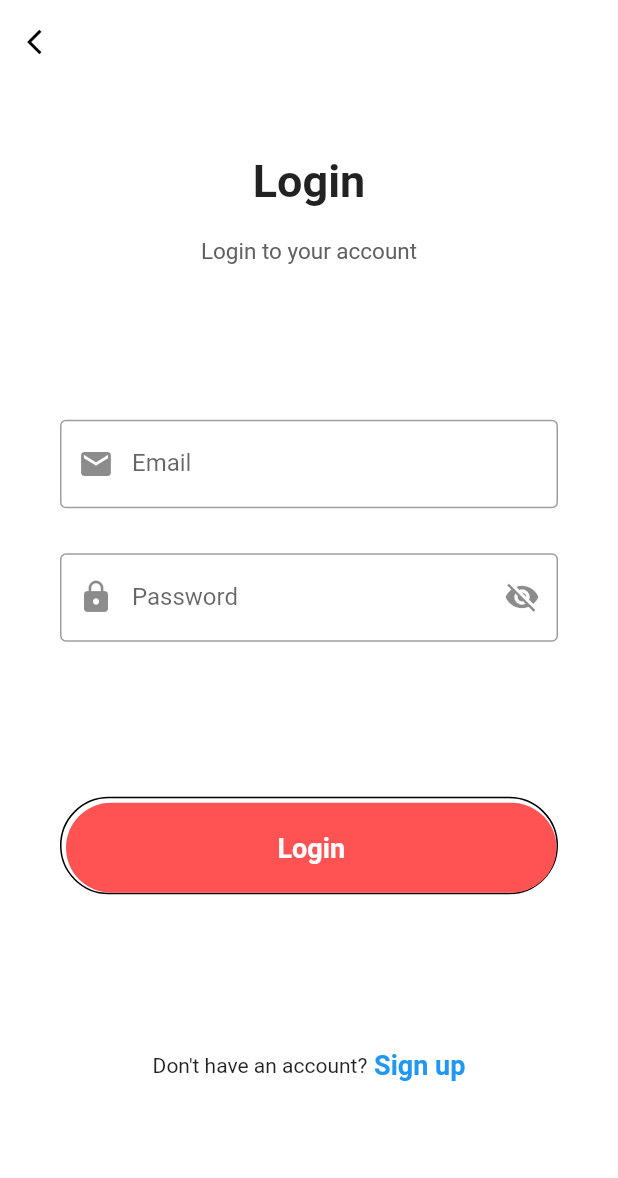
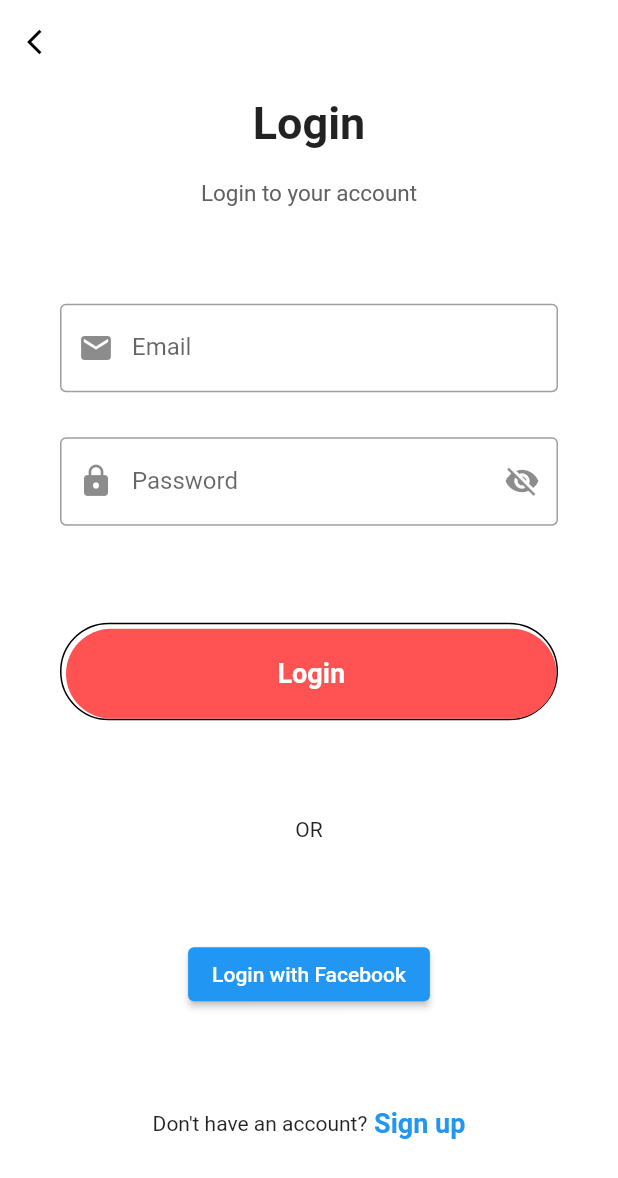
Before and after one commit to Z3N00/cegep-hybrid-course-flutter-project, a Flutter app: the screen it shows after launch, after a tap on "Login", on a phone screen of 412 x 824 dp. Shown: the top 1178 px of the screen. Run offline on Flutter 3.47's test engine with Material 2 defaults, Android fonts, the phone set to English and light mode, and no system bars; our stand-ins replace camera, carousel_slider, cloud_firestore, expandable_text, firebase_auth, firebase_core and 7 more; missing offline and left inert: flutter_facebook_auth; accounts and stored records are empty.

Commit message:
adding facebook authentication

```diff
--- a/lib/main.dart
+++ b/lib/main.dart
@@ -25,10 +25,11 @@ class MyApp extends StatelessWidget {
   const MyApp({Key? key}) : super(key: key);
 
 
+
   @override
   Widget build(BuildContext context) {
 
-    dynamic user = Provider.of<Person?>(context);
+    final user = Provider.of<Person?>(context);
     //print("user:  $user");
     return MaterialApp(
       debugShowCheckedModeBanner: false,
@@ -41,4 +42,6 @@ class MyApp extends StatelessWidget {
     );
   }
 
+
+
 }
--- a/lib/pages/signin.dart
+++ b/lib/pages/signin.dart
@@ -1,5 +1,6 @@
 import 'package:flutter/cupertino.dart';
 import 'package:flutter/material.dart';
+import 'package:flutter_facebook_auth/flutter_facebook_auth.dart';
 import 'package:fluttertoast/fluttertoast.dart';
 import 'package:provider/provider.dart';
 import 'package:social_media_app/models/user.dart';
@@ -28,12 +29,18 @@ class _LoginPageState extends State<LoginPage> {
 
   late bool _isHidden = true;
   bool loading = false;
+  bool _isLoggenIn = false;
+  AccessToken? _accessToken;
+  UserModel? _currentUser;
 
 
 
   @override
   Widget build(BuildContext context) {
-    return loading ? Loading(): Scaffold(
+
+    UserModel? user = _currentUser;
+
+    return loading ? Loading() : Scaffold(
       resizeToAvoidBottomInset: false,
       backgroundColor: Colors.white,
       appBar: AppBar(
@@ -53,7 +60,10 @@ class _LoginPageState extends State<LoginPage> {
       body: SingleChildScrollView(
         reverse: true,
         child: Container(
-          height: MediaQuery.of(context).size.height,
+          height: MediaQuery
+              .of(context)
+              .size
+              .height,
           width: double.infinity,
           child: Column(
             mainAxisAlignment: MainAxisAlignment.spaceBetween,
@@ -64,12 +74,13 @@ class _LoginPageState extends State<LoginPage> {
                   Column(
                     children: <Widget>[
                       const Text("Login",
-                        style: TextStyle(fontSize: 30, fontWeight: FontWeight.bold),),
+                        style: TextStyle(fontSize: 30, fontWeight: FontWeight
+                            .bold),),
                       const SizedBox(height: 20,),
                       Text("Login to your account",
                         style: TextStyle(
                             fontSize: 15,
-                            color:Colors.grey[700]),)
+                            color: Colors.grey[700]),)
                     ],
                   ),
                   Padding(
@@ -79,7 +90,10 @@ class _LoginPageState extends State<LoginPage> {
                       child: Column(
                         children: <Widget>[
                           TextFormField(
-                            validator: (value) => value!.isEmpty ? 'Enter an Email' : null,
+                            validator: (value) =>
+                            value!.isEmpty
+                                ? 'Enter an Email'
+                                : null,
                             decoration: const InputDecoration(
                                 border: OutlineInputBorder(
                                     borderSide: BorderSide(
@@ -91,7 +105,7 @@ class _LoginPageState extends State<LoginPage> {
                                 prefixIcon: Icon(Icons.mail)
                             ),
                             keyboardType: TextInputType.emailAddress,
-                            onChanged: (value){
+                            onChanged: (value) {
                               setState(() {
                                 email = value;
                                 //  print("Email");
@@ -104,8 +118,11 @@ class _LoginPageState extends State<LoginPage> {
                           ),
 
                           TextFormField(
-                            validator: (value) => value!.length < 6 ? 'Enter a password of 6 or more characters' : null,
-                            decoration:  InputDecoration(
+                            validator: (value) =>
+                            value!.length < 6
+                                ? 'Enter a password of 6 or more characters'
+                                : null,
+                            decoration: InputDecoration(
                                 border: const OutlineInputBorder(
                                     borderSide: BorderSide(
                                         color: Colors.blueGrey,
@@ -115,7 +132,9 @@ class _LoginPageState extends State<LoginPage> {
                                 labelText: "Password",
                                 prefixIcon: Icon(Icons.lock),
                                 suffixIcon: IconButton(
-                                icon: _isHidden ? Icon(Icons.visibility_off) : Icon(Icons.visibility),
+                                  icon: _isHidden
+                                      ? Icon(Icons.visibility_off)
+                                      : Icon(Icons.visibility),
                                   onPressed: () {
                                     setState(() {
                                       _isHidden = !_isHidden;
@@ -125,7 +144,7 @@ class _LoginPageState extends State<LoginPage> {
                             ),
                             keyboardType: TextInputType.text,
                             obscureText: _isHidden,
-                            onChanged: (value){
+                            onChanged: (value) {
                               setState(() {
                                 password = value;
                                 // print(password);
@@ -155,15 +174,17 @@ class _LoginPageState extends State<LoginPage> {
                       child: MaterialButton(
                         minWidth: double.infinity,
                         height: 60,
-                        onPressed: () async{
-                          if(_formKey.currentState!.validate()){
+                        onPressed: () async {
+                          if (_formKey.currentState!.validate()) {
                             setState(() => loading = true);
-                              dynamic result = await _auth.signInWithEmailAndPassword(email, password);
+                            dynamic result = await _auth
+                                .signInWithEmailAndPassword(email, password);
                             //dynamic  user = Provider.of<Person?>(context);
                             // print("user Value: " + user);
-                            if(result == null) {
+                            if (result == null) {
                               setState(() {
-                                error = 'Could Not Sign In With Those Credentials ';
+                                error =
+                                'Could Not Sign In With Those Credentials ';
                                 loading = false;
                                 Fluttertoast.showToast(
                                   msg: error,
@@ -171,14 +192,11 @@ class _LoginPageState extends State<LoginPage> {
                                   //gravity: ToastGravity.CENTER
                                 );
                               });
-                            }else if(result != null){
-                              Navigator.push(context, MaterialPageRoute(builder: (context) => NavigationContainer()));
+                            } else if (result != null) {
+                              Navigator.push(context, MaterialPageRoute(
+                                  builder: (context) => NavigationContainer()));
                             }
-                            // else if(user == null){
-                            //   Navigator.push(context, MaterialPageRoute(builder: (context)=> loginMain()));
-                            // }
                           }
-
                         },
                         color: Colors.redAccent,
                         elevation: 0,
@@ -199,6 +217,13 @@ class _LoginPageState extends State<LoginPage> {
                     ),
                   ),
 
+                  Text("OR"),
+
+                  ElevatedButton(
+                    child: const Text("Login with Facebook"),
+                    onPressed: signIn
+                  ),
+
 
                   Row(
                     mainAxisAlignment: MainAxisAlignment.center,
@@ -206,7 +231,7 @@ class _LoginPageState extends State<LoginPage> {
                       const Text("Don't have an account?"),
 
                       GestureDetector(
-                        child:  const Text(" Sign up",
+                        child: const Text(" Sign up",
                             style: TextStyle(
                               fontWeight: FontWeight.w600,
                               fontSize: 18,
@@ -216,7 +241,8 @@ class _LoginPageState extends State<LoginPage> {
                         ),
 
                         onTap: () {
-                          Navigator.push(context, MaterialPageRoute(builder: (context)=>SignupPage()));
+                          Navigator.push(context, MaterialPageRoute(
+                              builder: (context) => SignupPage()));
                           // print("clicked on sign up page");
                           //signupColor = Colors.black;
                         },
@@ -233,4 +259,54 @@ class _LoginPageState extends State<LoginPage> {
       ),
     );
   }
+
+Future<void> signIn() async {
+    final LoginResult result = await FacebookAuth.i.login();
+
+    if(result.status == LoginStatus.success){
+      _accessToken = result.accessToken;
+
+      final data = await FacebookAuth.i.getUserData();
+      UserModel model = UserModel.fromJson(data);
+
+      _currentUser = model;
+      setState(() {
+        Navigator.push(context, MaterialPageRoute(
+            builder: (context) => NavigationContainer()));
+      });
     }
+}
+
+}
+
+class UserModel {
+  final String? email;
+  final String? id;
+  final String? name;
+  final PictureModel? pictureModel;
+
+  const UserModel({this.name, this.pictureModel, this.email, this.id});
+
+  factory UserModel.fromJson(Map<String, dynamic> json) =>
+      UserModel(
+        email: json['email'],
+        id: json['id'] as String?,
+        name: json['name'],
+        pictureModel: PictureModel.fromJson(json['picture']['data'])
+      );
+}
+
+class PictureModel{
+  final String? url;
+  final int? width;
+  final int? height;
+
+  const PictureModel({this.width, this.height, this.url});
+
+  factory PictureModel.fromJson(Map<String, dynamic> json) =>
+      PictureModel(
+        url: json['url'],
+        width: json['width'],
+        height: json['height']
+      );
+}
--- a/lib/services/auth.dart
+++ b/lib/services/auth.dart
@@ -2,6 +2,7 @@
 
 import 'package:firebase_auth/firebase_auth.dart';
 import 'package:flutter/material.dart';
+import 'package:flutter_facebook_auth/flutter_facebook_auth.dart';
 import 'package:social_media_app/models/user.dart';
 import 'package:social_media_app/pages/loginMain.dart';
 
@@ -77,4 +78,6 @@ class AuthService {
       return null;
     }
   }
+
+
 }
--- a/lib/widgets/home_side_bar.dart
+++ b/lib/widgets/home_side_bar.dart
@@ -54,7 +54,7 @@ class _HomeSideBarState extends State<HomeSideBar> with SingleTickerProviderStat
               })
 
             },
-            child:_sideBarItem(likeButtonCliked?heart1:heart, widget.videoOne.likes.toString(), style),
+            child:_sideBarItem(likeButtonCliked ? heart1 : heart, widget.videoOne.likes.toString(), style),
             onDoubleTap: () => {
               setState((){
                 likeButtonCliked=false;
--- a/pubspec.yaml
+++ b/pubspec.yaml
@@ -35,6 +35,7 @@ dependencies:
   provider: ^6.0.2
   fluttertoast: ^8.0.7
   flutter_spinkit: ^5.1.0
+  flutter_facebook_auth: ^3.5.7
 
 dev_dependencies:
   flutter_test:
```
Also changed, not shown: lib/pages/profile_page.dart (+6 -1 lines), pubspec.lock, 4 other files. Lines whose indentation alone changed are shown as unchanged.
